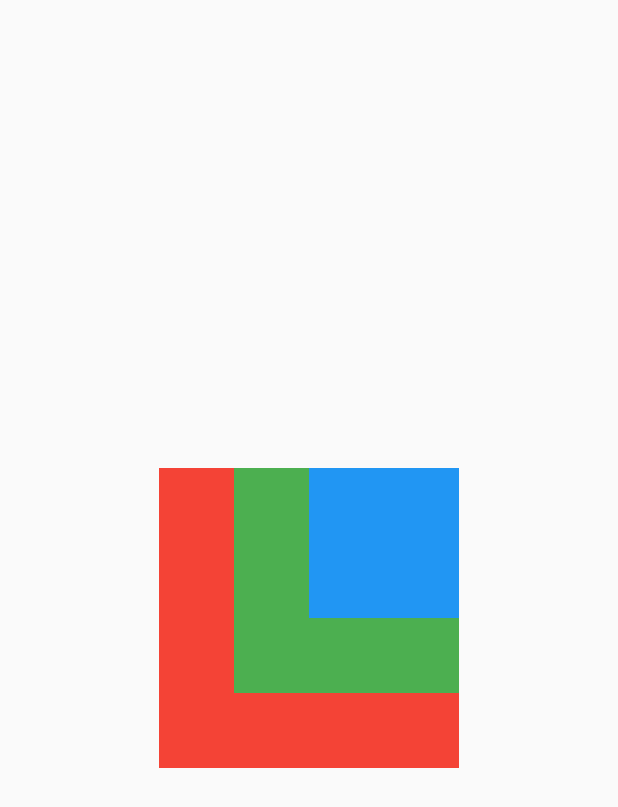
After one commit to preetamkumar017/flutter_class, a Flutter app: the screen it shows after launch, on a phone screen of 412 x 824 dp. The commit adds this screen. Shown: the top 807 px of the screen. Run offline on Flutter 3.47's test engine with Material 2 defaults, Android fonts, the phone set to English and light mode, and no system bars.

Commit message:
day 19/07/2023 completed

```diff
--- a/lib/SecondPage.dart
+++ b/lib/SecondPage.dart
@@ -15,10 +15,10 @@ class _SecondPageState extends State<SecondPage> {
           children: [
             ListTile(
               onTap: () {
-                print("object");
+                print("object gdagedge");
               },
               title: Text(
-                "pkkdnfk",
+                "pkkdnfkdhdh",
 
               ),
 
--- a/lib/main.dart
+++ b/lib/main.dart
@@ -1,5 +1,7 @@
 import 'package:flutter/material.dart';
 import 'package:flutter_application_1/bnavi.dart';
+import 'package:flutter_application_1/button_widget.dart';
+import 'package:flutter_application_1/stack_widget.dart';
 import 'home_page.dart';
 
 void main()
@@ -15,7 +17,7 @@ class MyApp extends StatelessWidget {
     return MaterialApp(
       debugShowCheckedModeBanner: false,
       title: "Sinha",
-      home: Bnavi()
+      home: StackWidget()
     );
   }
 }
--- /dev/null
+++ b/lib/stack_widget.dart
@@ -0,0 +1,38 @@
+import 'package:flutter/material.dart';
+
+class StackWidget extends StatefulWidget {
+  const StackWidget({super.key});
+
+  @override
+  State<StackWidget> createState() => _StackWidgetState();
+}
+
+class _StackWidgetState extends State<StackWidget> {
+  @override
+  Widget build(BuildContext context) {
+    return Scaffold(
+      body: Center(
+        child: Stack(
+          alignment: Alignment.topRight,
+          children: <Widget>[
+            Container(
+              width: 200,
+              height: 200,
+              color: Colors.red,
+            ),
+            Container(
+              width: 150,
+              height: 150,
+              color: Colors.green,
+            ),
+            Container(
+              width: 100,
+              height: 100,
+              color: Colors.blue,
+            ),
+          ],
+        ),
+      ),
+    );
+  }
+}
```
Also changed, not shown: lib/button_widget.dart (added, +38 -0 lines).
